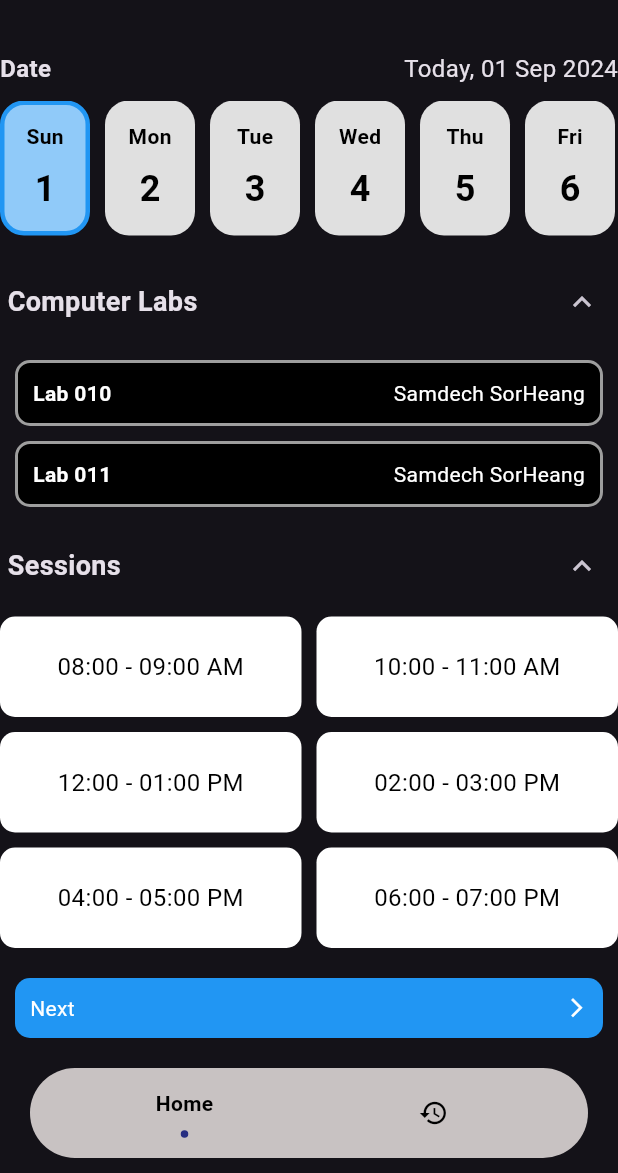
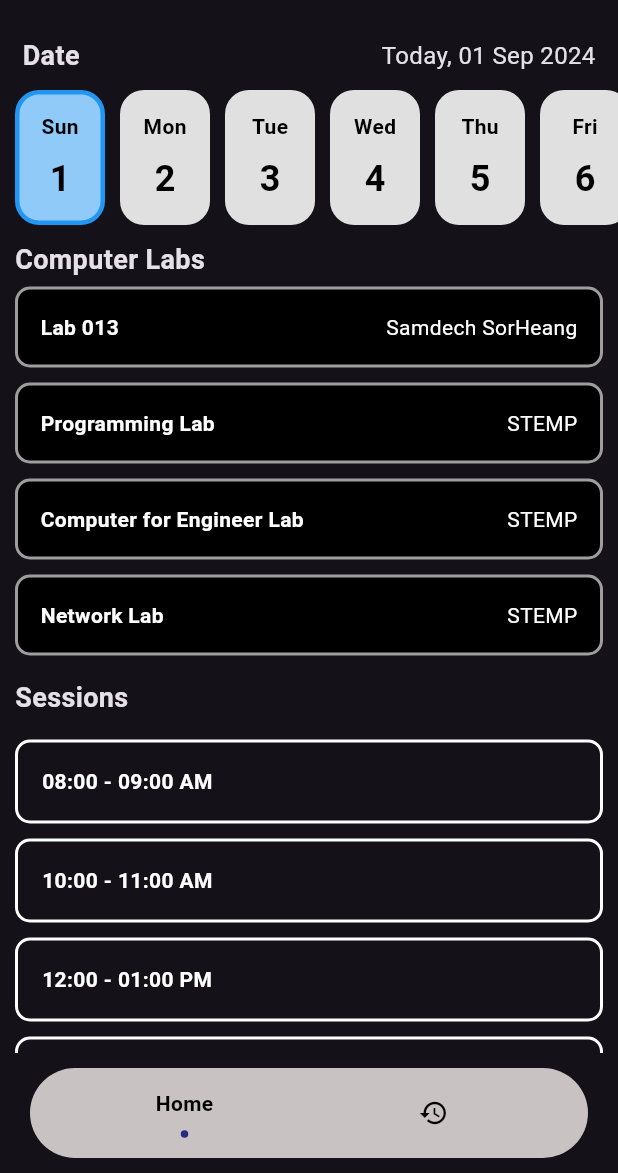
Before and after one commit to Vean-Vong/lab_request2, a Flutter app: the Homepage screen opened by its route, on a phone screen of 412 x 824 dp, the part 63-1236 px from its top. Run offline on Flutter 3.47's test engine with Material 3 defaults, Android fonts, the phone set to English and light mode, and no system bars; drawn by our look-alikes of flashy_tab_bar2; our stand-ins replace get.

Commit message:
update home page

```diff
--- /dev/null
+++ b/lib/controller/controller.dart
@@ -0,0 +1,35 @@
+import 'package:get/get.dart';
+
+class SelectionController extends GetxController {
+  // Track selected lab index
+  RxInt selectedLabIndex = RxInt(-1); // -1 indicates no lab selected
+
+  // Track selected time slots
+  RxList<int> selectedTimeIndices = RxList<int>();
+
+  // Track selected date
+  Rx<DateTime> selectedDate = Rx<DateTime>(DateTime.now());
+
+  var isExpanded = true.obs;
+
+  var isSessionExpanded = true.obs;
+
+  // Method to update selected lab
+  void selectLab(int index) {
+    selectedLabIndex.value = index;
+  }
+
+  // Method to toggle time slot selection
+  void toggleTimeSelection(int index) {
+    if (selectedTimeIndices.contains(index)) {
+      selectedTimeIndices.remove(index);
+    } else {
+      selectedTimeIndices.add(index);
+    }
+  }
+
+  // Method to update selected date
+  void selectDate(DateTime date) {
+    selectedDate.value = date;
+  }
+}
--- a/lib/main.dart
+++ b/lib/main.dart
@@ -1,4 +1,5 @@
 import 'package:flutter/material.dart';
+import 'package:get/get.dart';
 import 'package:request/pages/Register.dart';
 import 'package:request/pages/login.dart';
 import 'package:request/screens/About.dart';
@@ -10,15 +11,19 @@ import 'package:request/screens/Language.dart';
 import 'package:request/screens/Notifiction.dart';
 import 'package:request/screens/Request.dart';
 import 'package:request/screens/Request_Detail.dart';
+import 'controller/controller.dart';
 
 void main() {
+  // Initialize the GetX controller
+  Get.put(SelectionController());
   runApp(MyApp());
 }
 
 class MyApp extends StatelessWidget {
   @override
   Widget build(BuildContext context) {
-    return MaterialApp(
+
+    return GetMaterialApp(
       debugShowCheckedModeBanner: false,
       theme: ThemeData.dark(),
       initialRoute: "/",
--- a/lib/screens/Homepage.dart
+++ b/lib/screens/Homepage.dart
@@ -1,8 +1,9 @@
 import 'package:flutter/material.dart';
 import 'package:flashy_tab_bar2/flashy_tab_bar2.dart';
+import 'package:get/get.dart';
 import 'package:request/screens/HistoryRequest.dart';
 import 'package:intl/intl.dart' show DateFormat;
-
+import '../controller/controller.dart';
 import '../widgets/my_drawer.dart';
 
 class Homepage extends StatefulWidget {
@@ -10,17 +11,11 @@ class Homepage extends StatefulWidget {
   _HomepageState createState() => _HomepageState();
 }
 
-class _HomepageState extends State<Homepage>
-    with SingleTickerProviderStateMixin {
-  PageController _pageController = PageController();
-
+class _HomepageState extends State<Homepage> {
+  final PageController _pageController = PageController();
   final GlobalKey<ScaffoldState> _scaffoldKey = GlobalKey<ScaffoldState>();
-
-  int? selectedLabIndex;
+  final SelectionController controller = Get.find();
   int _selectedIndex = 0;
-  bool isExpanded = true;
-  List<int> selectedTimeIndices = [];
-  bool isSessionExpanded = true;
 
   @override
   Widget build(BuildContext context) {
@@ -29,20 +24,14 @@ class _HomepageState extends State<Homepage>
       appBar: AppBar(
         leading: IconButton(
           icon: Icon(Icons.sort),
-          onPressed: () {
-            _scaffoldKey.currentState?.openDrawer();
-          },
+          onPressed: () => _scaffoldKey.currentState?.openDrawer(),
         ),
         title: Text('Vean Vong'),
         actions: [
-          // Notification
           IconButton(
-            onPressed: () {
-              Navigator.pushNamed(context, "/Notification");
-            },
+            onPressed: () => Navigator.pushNamed(context, "/Notification"),
             icon: Icon(Icons.notifications),
           ),
-          // Dark Mode
           IconButton(
             onPressed: () {
               // Toggle theme logic here
@@ -51,40 +40,34 @@ class _HomepageState extends State<Homepage>
           ),
         ],
       ),
-      // Drawer
       drawer: CustomDrawer(),
       body: PageView(
         controller: _pageController,
-        onPageChanged: (index) {
-          setState(() {
-            _selectedIndex = index;
-          });
-        },
-        // Body
+        onPageChanged: (index) => setState(() => _selectedIndex = index),
         children: [
           _buildHomepageContent(),
           HistoryRequest(),
         ],
       ),
-      // Bottom Navigation
-      bottomNavigationBar: Container(
+      bottomNavigationBar: _buildBottomNavigation(),
+    );
+  }
+
+  Widget _buildBottomNavigation() {
+    return Container(
       height: 80,
-        padding: EdgeInsets.only(top: 10, bottom: 10),
-        margin: EdgeInsets.only(left: 20, right: 20),
+      padding: EdgeInsets.symmetric(vertical: 10),
+      margin: EdgeInsets.symmetric(horizontal: 20),
       child: ClipRRect(
-          borderRadius: BorderRadius.all(
-            Radius.circular(100),
-          ),
+        borderRadius: BorderRadius.circular(100),
         child: FlashyTabBar(
-            backgroundColor: Color.fromARGB(255, 200, 194, 194),
+          backgroundColor: Color(0xFFC8C2C2),
           selectedIndex: _selectedIndex,
           showElevation: true,
-            onItemSelected: (index) {
-              setState(() {
+          onItemSelected: (index) => setState(() {
             _selectedIndex = index;
             _pageController.jumpToPage(index);
-              });
-            },
+          }),
           items: [
             FlashyTabBarItem(
               icon: Icon(Icons.home, color: Colors.black),
@@ -97,168 +80,177 @@ class _HomepageState extends State<Homepage>
           ],
         ),
       ),
+    );
+  }
+
+  Widget _buildHomepageContent() {
+    return SingleChildScrollView(
+      child: Column(
+        crossAxisAlignment: CrossAxisAlignment.start,
+        children: [
+          _buildDateSelector(),
+          const SizedBox(height: 10),
+          _buildLabSection(),
+          const SizedBox(height: 10),
+          _buildSessionSection(),
+          const SizedBox(height: 10),
+          _buildNextButton(),
+        ],
       ),
     );
   }
 
-  Widget _buildHomepageContent() {
-    // Format Date Declaration
+  Widget _buildDateSelector() {
     final now = DateTime.now();
-    final formatter = DateFormat('dd MMM yyyy');
-    final formatteDate = formatter.format(now);
+    final formattedDate = DateFormat('dd MMM yyyy').format(now);
 
-    return Padding(
-      padding: EdgeInsets.only(top: 20),
-      child: Column(
+    return Column(
       crossAxisAlignment: CrossAxisAlignment.start,
       children: [
-          Row(
+        Padding(
+          padding: const EdgeInsets.symmetric(horizontal: 15, vertical: 10),
+          child: Row(
             mainAxisAlignment: MainAxisAlignment.spaceBetween,
             children: [
-              // Date
               const Text(
                 'Date',
-                style: TextStyle(
-                  fontSize: 16,
-                  fontWeight: FontWeight.bold,
+                style: TextStyle(fontSize: 18, fontWeight: FontWeight.bold),
+              ),
+              Text('Today, $formattedDate',
+                  style: const TextStyle(fontSize: 16)),
+            ],
           ),
         ),
-              // Actual Date
-              Text(
-                'Today, $formatteDate',
-                style: const TextStyle(fontSize: 16),
+        const SingleChildScrollView(
+          scrollDirection: Axis.horizontal,
+          child: Padding(
+            padding: EdgeInsets.symmetric(horizontal: 10),
+            child: WeekView(),
+          ),
         ),
       ],
-          ),
-          const SizedBox(height: 10),
-          const SingleChildScrollView(
-            scrollDirection: Axis.horizontal,
-            child: WeekView(),
-          ),
-          SizedBox(height: 20),
-          Row(
-            mainAxisAlignment: MainAxisAlignment.spaceBetween,
+    );
+  }
+
+  Widget _buildLabSection() {
+    return Column(
+      crossAxisAlignment: CrossAxisAlignment.start,
       children: [
-              Container(
-                padding: const EdgeInsets.only(left: 5),
+        Padding(
+          padding: const EdgeInsets.symmetric(horizontal: 10),
           child: const Text(
             "Computer Labs",
             style: TextStyle(fontSize: 18, fontWeight: FontWeight.bold),
           ),
         ),
-              IconButton(
-                icon: Icon(isExpanded
-                    ? Icons.keyboard_arrow_up
-                    : Icons.keyboard_arrow_down),
-                onPressed: () {
-                  setState(() {
-                    isExpanded = !isExpanded;
-                  });
-                },
-              ),
-            ],
-          ),
-          SizedBox(height: 10),
-          if (isExpanded)
-            Expanded(
-              child: ListView(
+        ListView(
+          shrinkWrap: true,
+          physics: NeverScrollableScrollPhysics(),
           children: [
-                  _buildLabItem("Lab 010", "Samdech SorHeang", 0),
-                  _buildLabItem("Lab 011", "Samdech SorHeang", 1),
-                  _buildLabItem("Lab 017", "Samdech SorHeang", 2),
+            _buildLabItem("Lab 013", "Samdech SorHeang", 0),
             _buildLabItem("Programming Lab", "STEMP", 3),
             _buildLabItem("Computer for Engineer Lab", "STEMP", 4),
             _buildLabItem("Network Lab", "STEMP", 5),
           ],
         ),
-            ),
-          SizedBox(height: 10),
-          Row(
-            mainAxisAlignment: MainAxisAlignment.spaceBetween,
-            children: [
-              Container(
-                padding: const EdgeInsets.only(left: 5),
-                child: const Text(
-                  "Sessions",
-                  style: TextStyle(fontSize: 18, fontWeight: FontWeight.bold),
-                ),
-              ),
-              IconButton(
-                icon: Icon(isExpanded
-                    ? Icons.keyboard_arrow_up
-                    : Icons.keyboard_arrow_down),
-                onPressed: () {
-                  setState(() {
-                    isSessionExpanded = !isSessionExpanded;
-                  });
-                },
-              ),
       ],
-          ),
-          SizedBox(height: 10),
-          if (isSessionExpanded)
-            GridView.builder(
-              shrinkWrap: true,
-              itemCount: 6,
-              gridDelegate: const SliverGridDelegateWithFixedCrossAxisCount(
-                crossAxisCount: 2,
-                crossAxisSpacing: 10,
-                mainAxisSpacing: 10,
-                childAspectRatio: 3,
-              ),
-              itemBuilder: (context, index) {
+    );
+  }
+
+  Widget _buildSessionSection() {
     final times = [
       "08:00 - 09:00 AM",
       "10:00 - 11:00 AM",
       "12:00 - 01:00 PM",
       "02:00 - 03:00 PM",
       "04:00 - 05:00 PM",
-                  "06:00 - 07:00 PM",
+      "06:00 - 07:00 PM"
     ];
-                bool isSelected = selectedTimeIndices.contains(index);
 
+    return Column(
+      crossAxisAlignment: CrossAxisAlignment.start,
+      children: [
+        Padding(
+          padding: const EdgeInsets.symmetric(horizontal: 10),
+          child: const Text(
+            "Sessions",
+            style: TextStyle(fontSize: 18, fontWeight: FontWeight.bold),
+          ),
+        ),
+        Padding(
+          padding: const EdgeInsets.symmetric(horizontal: 10, vertical: 10),
+          child: Column(
+            children: List.generate(times.length, (index) {
+              bool isSelected = controller.selectedTimeIndices.contains(index);
               return GestureDetector(
-                  onTap: () {
-                    setState(() {
-                      // Toggle selection for multiple slots
-                      if (isSelected) {
-                        selectedTimeIndices.remove(index);
-                      } else {
-                        selectedTimeIndices.add(index);
-                      }
-                    });
-                  },
+                onTap: () => setState(() {
+                  isSelected
+                      ? controller.selectedTimeIndices.remove(index)
+                      : controller.selectedTimeIndices.add(index);
+                }),
                 child: Container(
-                    padding: const EdgeInsets.symmetric(
-                      vertical: 18,
-                      horizontal: 12,
+                  margin: const EdgeInsets.symmetric(vertical: 5),
+                  width: double.infinity, // Make the card full-width
+                  decoration: BoxDecoration(
+                    color:
+                        isSelected ? Colors.blue.shade100 : Colors.transparent,
+                    borderRadius: BorderRadius.circular(10),
+                    border: Border.all(
+                        color: isSelected ? Colors.blue : Colors.white,
+                        width: 2),
                   ),
-                    decoration: BoxDecoration(
-                      color: isSelected ? Colors.blue : Colors.white,
-                      borderRadius: BorderRadius.circular(10),
-                      border: Border.all(color: Colors.transparent),
-                    ),
-                    child: Center(
-                      // Center text inside each card
+                  child: Padding(
+                    padding: const EdgeInsets.all(16),
                     child: Text(
                       times[index],
                       style: TextStyle(
-                          color: isSelected ? Colors.white : Colors.black,
-                          fontSize: 16,
+                        color: isSelected ? Colors.blue : Colors.white,
+                        fontSize: 14,
+                        fontWeight: FontWeight.bold,
                       ),
-                        textAlign: TextAlign.center,
                     ),
                   ),
                 ),
               );
-              },
+            }),
           ),
-          SizedBox(height: 10),
-          // Request Page
-          GestureDetector(
-            onTap: () {
-              Navigator.pushNamed(context, "/Request");
-            },
+        ),
+      ],
+    );
+  }
+
+  Widget _buildLabItem(String labName, String location, int index) {
+    bool isSelected = index == controller.selectedLabIndex.value;
+    return GestureDetector(
+      onTap: () => setState(() => controller.selectLab(index)),
+      child: Container(
+        margin: const EdgeInsets.symmetric(vertical: 5, horizontal: 10),
+        padding: const EdgeInsets.all(15),
+        decoration: BoxDecoration(
+          color: isSelected ? Colors.blue.shade100 : Colors.black,
+          borderRadius: BorderRadius.circular(10),
+          border: Border.all(
+              color: isSelected ? Colors.blue : Colors.grey, width: 2),
+        ),
+        child: Row(
+          mainAxisAlignment: MainAxisAlignment.spaceBetween,
+          children: [
+            Text(labName,
+                style: TextStyle(
+                    fontWeight: FontWeight.bold,
+                    color: isSelected ? Colors.blue : Colors.white)),
+            Text(location,
+                style:
+                    TextStyle(color: isSelected ? Colors.blue : Colors.white)),
+          ],
+        ),
+      ),
+    );
+  }
+
+  Widget _buildNextButton() {
+    return GestureDetector(
+      onTap: () => Navigator.pushNamed(context, "/Request"),
       child: Container(
         margin: EdgeInsets.all(10),
         padding: EdgeInsets.all(10),
@@ -269,62 +261,8 @@ class _HomepageState extends State<Homepage>
         child: Row(
           mainAxisAlignment: MainAxisAlignment.spaceBetween,
           children: [
-                  Text(
-                    "Next",
-                    style: TextStyle(color: Colors.white),
-                  ),
-                  Icon(
-                    Icons.arrow_forward_ios,
-                    size: 15,
-                  )
-                ],
-              ),
-            ),
-          ),
-        ],
-      ),
-    );
-  }
-
-  Widget _buildLabItem(String labName, String location, int index) {
-    bool isSelected = index == selectedLabIndex;
-
-    return GestureDetector(
-      onTap: () {
-        setState(() {
-          selectedLabIndex = index;
-        });
-      },
-      child: Container(
-        margin: const EdgeInsets.symmetric(
-          vertical: 5,
-          horizontal: 10,
-        ),
-        padding: const EdgeInsets.all(10),
-        decoration: BoxDecoration(
-          color: isSelected ? Colors.blue.shade100 : Colors.black,
-          borderRadius: BorderRadius.circular(10),
-          border: Border.all(
-            color: isSelected ? Colors.blue : Colors.grey,
-            width: 2,
-          ),
-        ),
-        child: Row(
-          mainAxisAlignment: MainAxisAlignment.spaceBetween,
-          children: [
-            Text(
-              labName,
-              style: TextStyle(
-                fontWeight: FontWeight.bold,
-                color: isSelected ? Colors.blue : Colors.white,
-              ),
-            ),
-            Text(
-              location,
-              style: TextStyle(
-                color: isSelected ? Colors.blue : Colors.white,
-              ),
-            ),
+            Text("Next", style: TextStyle(color: Colors.white)),
+            Icon(Icons.arrow_forward_ios, size: 15),
           ],
         ),
       ),
--- a/lib/screens/Request_Detail.dart
+++ b/lib/screens/Request_Detail.dart
@@ -1,5 +1,8 @@
 import 'package:flutter/material.dart';
+import 'package:get/get.dart';
 import 'package:request/screens/DeletionConfirmationScreen.dart';
+
+import '../controller/controller.dart';
 
 class RequestDetails extends StatefulWidget {
   RequestDetails({super.key});
@@ -19,6 +22,7 @@ class _RequestDetailsState extends State<RequestDetails> {
 
   @override
   Widget build(BuildContext context) {
+    var controller = Get.find<SelectionController>();
     return Scaffold(
       appBar: AppBar(
         leading: IconButton(
@@ -41,7 +45,8 @@ class _RequestDetailsState extends State<RequestDetails> {
           child: Column(
             crossAxisAlignment: CrossAxisAlignment.start,
             children: [
-              buildDetailRow(Icons.business, 'Request Lab :', '013'),
+              buildDetailRow(Icons.business, 'Request Lab :',
+                  '${controller.selectedLabIndex.value}'),
               buildDetailRow(Icons.calendar_today, 'Request Date:',
                   'Sunday, 11 August 2024'),
               buildDetailRow(Icons.phone, 'Phone :', '096712123'),
```
Lines whose indentation alone changed are shown as unchanged.
